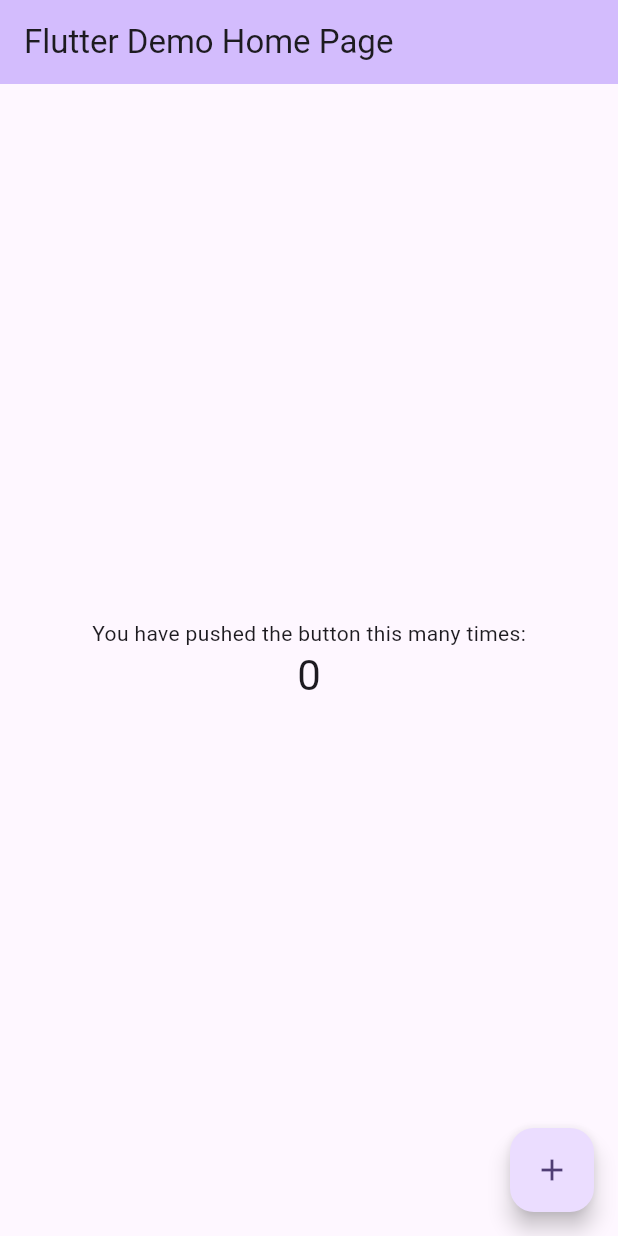
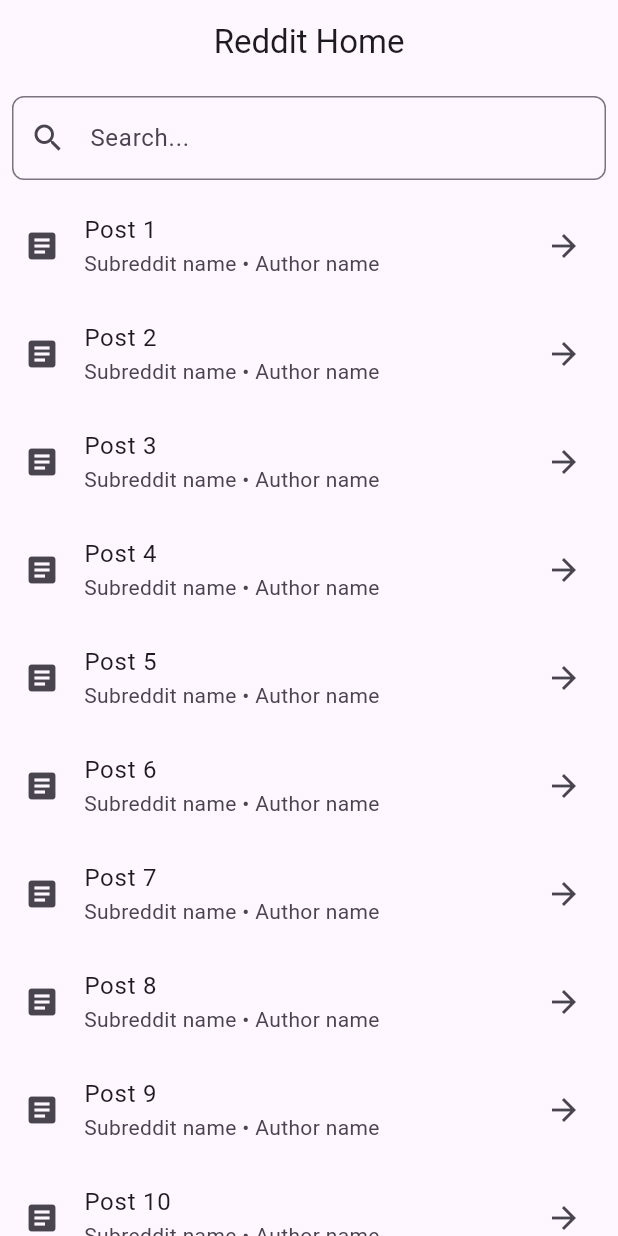
Before and after one commit to nao1215/flutter-reddit-client, a Flutter app: the screen it shows after launch, on a phone screen of 412 x 824 dp. Run offline on Flutter 3.47's test engine with Material 3 defaults, Android fonts, the phone set to English and light mode, and no system bars.

Commit message:
Add Home screen
Delete widget test

Delete test

```diff
--- a/lib/main.dart
+++ b/lib/main.dart
@@ -1,4 +1,5 @@
 import 'package:flutter/material.dart';
+import 'presentation/page/reddit_home_page.dart';
 
 void main() {
   runApp(const MyApp());
@@ -7,119 +8,14 @@
 class MyApp extends StatelessWidget {
   const MyApp({super.key});
 
-  // This widget is the root of your application.
   @override
   Widget build(BuildContext context) {
     return MaterialApp(
-      title: 'Flutter Demo',
+      title: 'Reddit App',
       theme: ThemeData(
-        // This is the theme of your application.
-        //
-        // TRY THIS: Try running your application with "flutter run". You'll see
-        // the application has a purple toolbar. Then, without quitting the app,
-        // try changing the seedColor in the colorScheme below to Colors.green
-        // and then invoke "hot reload" (save your changes or press the "hot
-        // reload" button in a Flutter-supported IDE, or press "r" if you used
-        // the command line to start the app).
-        //
-        // Notice that the counter didn't reset back to zero; the application
-        // state is not lost during the reload. To reset the state, use hot
-        // restart instead.
-        //
-        // This works for code too, not just values: Most code changes can be
-        // tested with just a hot reload.
-        colorScheme: ColorScheme.fromSeed(seedColor: Colors.deepPurple),
-        useMaterial3: true,
+        primarySwatch: Colors.blue,
       ),
-      home: const MyHomePage(title: 'Flutter Demo Home Page'),
+      home: const RedditHomePage(),
     );
   }
 }
-
-class MyHomePage extends StatefulWidget {
-  const MyHomePage({super.key, required this.title});
-
-  // This widget is the home page of your application. It is stateful, meaning
-  // that it has a State object (defined below) that contains fields that affect
-  // how it looks.
-
-  // This class is the configuration for the state. It holds the values (in this
-  // case the title) provided by the parent (in this case the App widget) and
-  // used by the build method of the State. Fields in a Widget subclass are
-  // always marked "final".
-
-  final String title;
-
-  @override
-  State<MyHomePage> createState() => _MyHomePageState();
-}
-
-class _MyHomePageState extends State<MyHomePage> {
-  int _counter = 0;
-
-  void _incrementCounter() {
-    setState(() {
-      // This call to setState tells the Flutter framework that something has
-      // changed in this State, which causes it to rerun the build method below
-      // so that the display can reflect the updated values. If we changed
-      // _counter without calling setState(), then the build method would not be
-      // called again, and so nothing would appear to happen.
-      _counter++;
-    });
-  }
-
-  @override
-  Widget build(BuildContext context) {
-    // This method is rerun every time setState is called, for instance as done
-    // by the _incrementCounter method above.
-    //
-    // The Flutter framework has been optimized to make rerunning build methods
-    // fast, so that you can just rebuild anything that needs updating rather
-    // than having to individually change instances of widgets.
-    return Scaffold(
-      appBar: AppBar(
-        // TRY THIS: Try changing the color here to a specific color (to
-        // Colors.amber, perhaps?) and trigger a hot reload to see the AppBar
-        // change color while the other colors stay the same.
-        backgroundColor: Theme.of(context).colorScheme.inversePrimary,
-        // Here we take the value from the MyHomePage object that was created by
-        // the App.build method, and use it to set our appbar title.
-        title: Text(widget.title),
-      ),
-      body: Center(
-        // Center is a layout widget. It takes a single child and positions it
-        // in the middle of the parent.
-        child: Column(
-          // Column is also a layout widget. It takes a list of children and
-          // arranges them vertically. By default, it sizes itself to fit its
-          // children horizontally, and tries to be as tall as its parent.
-          //
-          // Column has various properties to control how it sizes itself and
-          // how it positions its children. Here we use mainAxisAlignment to
-          // center the children vertically; the main axis here is the vertical
-          // axis because Columns are vertical (the cross axis would be
-          // horizontal).
-          //
-          // TRY THIS: Invoke "debug painting" (choose the "Toggle Debug Paint"
-          // action in the IDE, or press "p" in the console), to see the
-          // wireframe for each widget.
-          mainAxisAlignment: MainAxisAlignment.center,
-          children: <Widget>[
-            const Text(
-              'You have pushed the button this many times:',
-            ),
-            Text(
-              '$_counter',
-              style: Theme.of(context).textTheme.headlineMedium,
-            ),
-          ],
-        ),
-      ),
-      floatingActionButton: FloatingActionButton(
-        onPressed: _incrementCounter,
-        tooltip: 'Increment',
-        child: const Icon(Icons.add),
-      ), // This trailing comma makes auto-formatting nicer for build methods.
-    );
-  }
-}
--- /dev/null
+++ b/lib/presentation/component/search_bar.dart
@@ -0,0 +1,24 @@
+import 'package:flutter/material.dart';
+
+class SearchBar extends StatelessWidget {
+  final Function(String) onSearch;
+
+  const SearchBar({super.key, required this.onSearch});
+
+  @override
+  Widget build(BuildContext context) {
+    return Padding(
+      padding: const EdgeInsets.all(8.0),
+      child: TextField(
+        onChanged: onSearch,
+        decoration: InputDecoration(
+          hintText: 'Search...',
+          prefixIcon: const Icon(Icons.search),
+          border: OutlineInputBorder(
+            borderRadius: BorderRadius.circular(8.0),
+          ),
+        ),
+      ),
+    );
+  }
+}
--- /dev/null
+++ b/lib/presentation/page/reddit_home_page.dart
@@ -0,0 +1,50 @@
+import 'package:flutter/material.dart';
+import '../component/search_bar.dart' as custom;
+
+class RedditHomePage extends StatefulWidget {
+  const RedditHomePage({super.key});
+
+  @override
+  RedditHomePageState createState() => RedditHomePageState();
+}
+
+class RedditHomePageState extends State<RedditHomePage> {
+  String query = '';
+
+  @override
+  Widget build(BuildContext context) {
+    return Scaffold(
+      appBar: AppBar(
+        title: const Text('Reddit Home'),
+        centerTitle: true,
+      ),
+      body: Column(
+        children: [
+          custom.SearchBar(
+            onSearch: (text) {
+              setState(() {
+                query = text;
+              });
+            },
+          ),
+          Expanded(
+            child: ListView.builder(
+              itemCount: 20, // dummy count
+              itemBuilder: (context, index) {
+                return ListTile(
+                  title: Text('Post ${index + 1}'),
+                  subtitle: const Text('Subreddit name • Author name'),
+                  leading: const Icon(Icons.article),
+                  trailing: const Icon(Icons.arrow_forward),
+                  onTap: () {
+                    // Navigate to detail page
+                  },
+                );
+              },
+            ),
+          ),
+        ],
+      ),
+    );
+  }
+}
```
Also changed, not shown: 3 other files.
